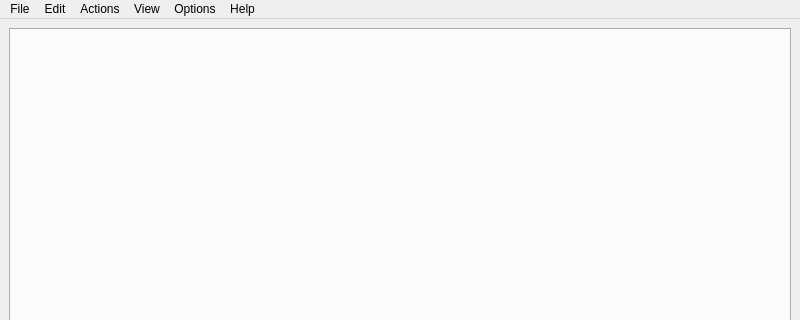
This is ui/appwindow.ui in cpeditor/cpeditor as Qt 5 draws it before an edit; both pictures show x 0 to 800 and y 0 to 320 of the 800 by 600 pixel window. The edited form follows.
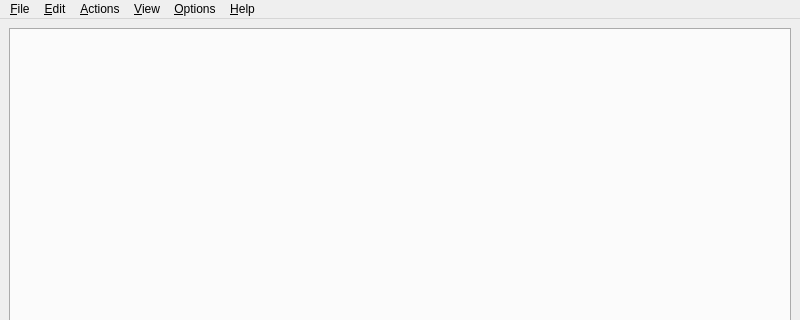
This is the edited form.

Commit message: feat: Use Alt to choose the menu in the main window

What changed in the file:
```diff
--- a/ui/appwindow.ui
+++ b/ui/appwindow.ui
@@ -50,7 +50,7 @@
    </property>
    <widget class="QMenu" name="menuFile">
     <property name="title">
-     <string>File</string>
+     <string>&amp;File</string>
     </property>
     <addaction name="actionNew_Tab"/>
     <addaction name="actionOpen"/>
@@ -67,7 +67,7 @@
    </widget>
    <widget class="QMenu" name="menuEdit">
     <property name="title">
-     <string>Edit</string>
+     <string>&amp;Edit</string>
     </property>
     <addaction name="action_indent"/>
     <addaction name="action_unindent"/>
@@ -84,7 +84,7 @@
    </widget>
    <widget class="QMenu" name="menuActions">
     <property name="title">
-     <string>Actions</string>
+     <string>&amp;Actions</string>
     </property>
     <addaction name="actionCompile"/>
     <addaction name="actionCompile_Run"/>
@@ -97,7 +97,7 @@
    </widget>
    <widget class="QMenu" name="menuView">
     <property name="title">
-     <string>View</string>
+     <string>&amp;View</string>
     </property>
     <addaction name="actionEditor_Mode"/>
     <addaction name="actionIO_Mode"/>
@@ -105,7 +105,7 @@
    </widget>
    <widget class="QMenu" name="menuOptions">
     <property name="title">
-     <string>Options</string>
+     <string>&amp;Options</string>
     </property>
     <addaction name="actionSettings"/>
     <addaction name="separator"/>
@@ -116,7 +116,7 @@
    </widget>
    <widget class="QMenu" name="menuHelp">
     <property name="title">
-     <string>Help</string>
+     <string>&amp;Help</string>
     </property>
     <addaction name="actionManual"/>
     <addaction name="actionAbout"/>
```
